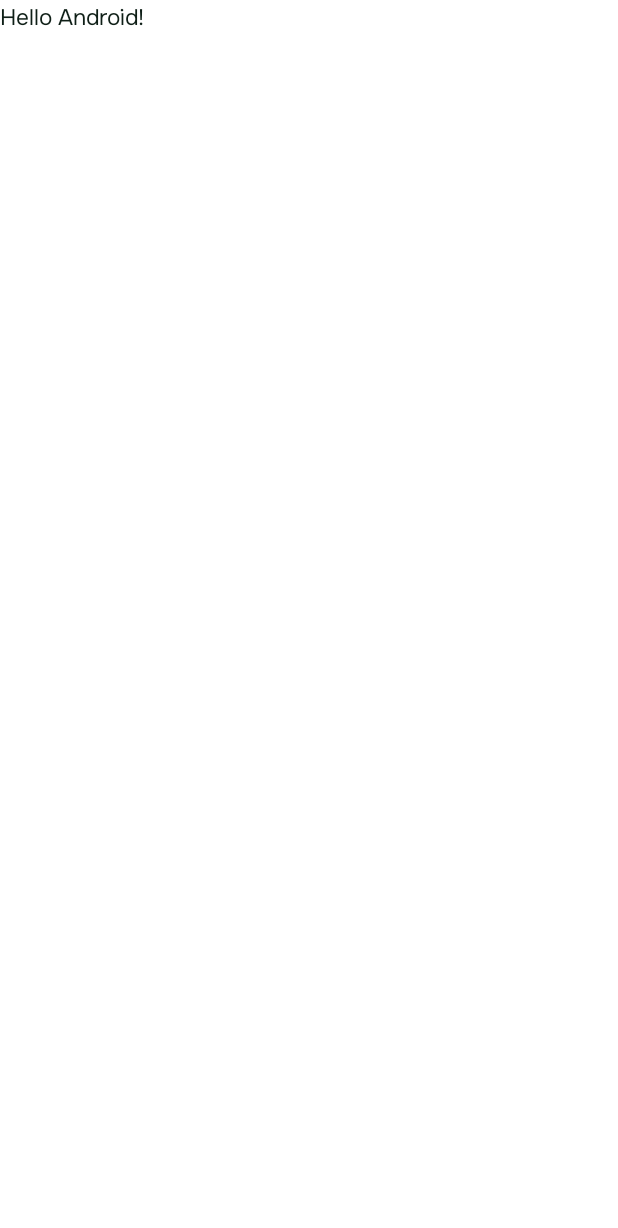
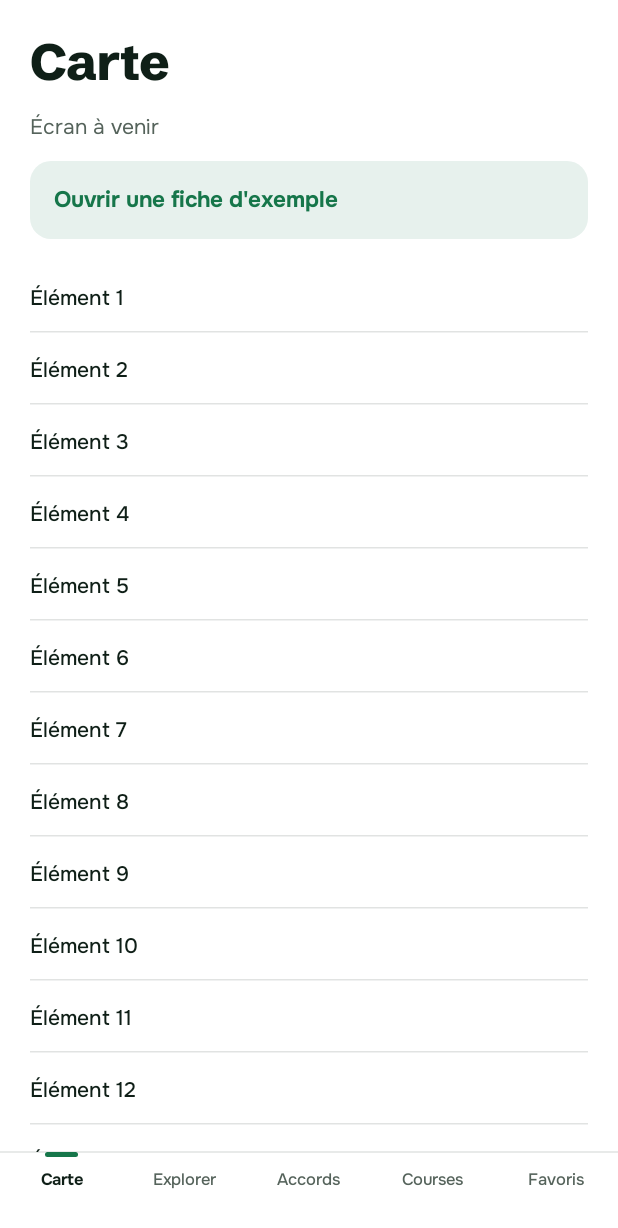
Before and after one commit to Neptune2k21/m1-android-project, an Android app built with Jetpack Compose: the screen it shows after launch (MainActivity), on a phone screen of 412 x 824 dp. Before the commit the part shown is almost empty. Shown: the top 1228 px of the screen. Run offline under Robolectric (Android 15) with nearby library versions, the phone set to English and light mode, and no system bars; our stand-ins replace Dagger/Hilt's generated code.

Commit message:
feat: pose la navigation et les cinq onglets (#10)
Routes @Serializable dans core/navigation, NavHost dans TableApp à côté
de MainActivity. Chaque onglet garde sa pile et son défilement, la
fiche s'ouvre par-dessus sans la barre et le retour système la ferme.
Fondu entre les onglets. Les écrans sont provisoires, rangés dans les
paquets du cahier.

- Tests instrumentés : défilement conservé, retour qui ferme la fiche

```diff
--- a/app/src/main/java/com/example/m1_android_project/MainActivity.kt
+++ b/app/src/main/java/com/example/m1_android_project/MainActivity.kt
@@ -4,14 +4,7 @@ import android.os.Bundle
 import androidx.activity.ComponentActivity
 import androidx.activity.compose.setContent
 import androidx.activity.enableEdgeToEdge
-import androidx.compose.foundation.layout.fillMaxSize
-import androidx.compose.foundation.layout.padding
-import androidx.compose.material3.Scaffold
-import androidx.compose.material3.Text
-import androidx.compose.runtime.Composable
-import androidx.compose.ui.Modifier
 import com.example.m1_android_project.core.designsystem.theme.TableTheme
-import com.example.m1_android_project.core.designsystem.theme.ThemePreviews
 import dagger.hilt.android.AndroidEntryPoint
 
 @AndroidEntryPoint
@@ -21,29 +14,8 @@ class MainActivity : ComponentActivity() {
         enableEdgeToEdge()
         setContent {
             TableTheme {
-                Scaffold(modifier = Modifier.fillMaxSize()) { innerPadding ->
-                    Greeting(
-                        name = "Android",
-                        modifier = Modifier.padding(innerPadding)
-                    )
-                }
+                TableApp()
             }
         }
     }
 }
-
-@Composable
-fun Greeting(name: String, modifier: Modifier = Modifier) {
-    Text(
-        text = "Hello $name!",
-        modifier = modifier
-    )
-}
-
-@ThemePreviews
-@Composable
-fun GreetingPreview() {
-    TableTheme {
-        Greeting("Android")
-    }
-}
--- /dev/null
+++ b/app/src/main/java/com/example/m1_android_project/TableApp.kt
@@ -0,0 +1,90 @@
+package com.example.m1_android_project
+
+import androidx.compose.animation.AnimatedVisibility
+import androidx.compose.animation.core.tween
+import androidx.compose.animation.fadeIn
+import androidx.compose.animation.fadeOut
+import androidx.compose.animation.scaleIn
+import androidx.compose.animation.slideInVertically
+import androidx.compose.animation.slideOutVertically
+import androidx.compose.foundation.layout.padding
+import androidx.compose.material3.Scaffold
+import androidx.compose.runtime.Composable
+import androidx.compose.runtime.getValue
+import androidx.compose.runtime.mutableStateOf
+import androidx.compose.runtime.remember
+import androidx.compose.ui.Modifier
+import androidx.compose.ui.res.stringResource
+import androidx.navigation.NavHostController
+import androidx.navigation.compose.NavHost
+import androidx.navigation.compose.composable
+import androidx.navigation.compose.currentBackStackEntryAsState
+import androidx.navigation.compose.rememberNavController
+import androidx.navigation.toRoute
+import com.example.m1_android_project.accords.AccordsEcran
+import com.example.m1_android_project.carte.CarteEcran
+import com.example.m1_android_project.core.designsystem.composant.BarreNavigation
+import com.example.m1_android_project.core.designsystem.composant.ElementBarre
+import com.example.m1_android_project.core.designsystem.theme.TableTheme
+import com.example.m1_android_project.core.navigation.Onglet
+import com.example.m1_android_project.core.navigation.Routes
+import com.example.m1_android_project.core.navigation.allerA
+import com.example.m1_android_project.core.navigation.onglet
+import com.example.m1_android_project.courses.CoursesEcran
+import com.example.m1_android_project.explorer.ExplorerEcran
+import com.example.m1_android_project.favoris.FavorisEcran
+import com.example.m1_android_project.recette.FicheRecetteEcran
+
+/** Les cinq onglets et ce qui s'ouvre par-dessus. La barre n'existe que sur un onglet */
+@Composable
+fun TableApp(modifier: Modifier = Modifier, navController: NavHostController = rememberNavController()) {
+    val entree by navController.currentBackStackEntryAsState()
+    val onglet = entree?.destination.onglet()
+    // La barre garde son onglet pendant qu'elle descend
+    val dernierOnglet = remember { mutableStateOf(Onglet.Carte) }
+    if (onglet != null) dernierOnglet.value = onglet
+    val elements = Onglet.entries.map { ElementBarre(stringResource(it.libelle)) }
+
+    Scaffold(
+        modifier = modifier,
+        containerColor = TableTheme.couleurs.fond,
+        bottomBar = {
+            AnimatedVisibility(
+                visible = onglet != null,
+                enter = slideInVertically { it },
+                exit = slideOutVertically { it },
+            ) {
+                BarreNavigation(
+                    elements = elements,
+                    selection = dernierOnglet.value.ordinal,
+                    onSelection = { navController.allerA(Onglet.entries[it]) },
+                )
+            }
+        },
+    ) { marges ->
+        NavHost(
+            navController = navController,
+            startDestination = Routes.Carte,
+            modifier = Modifier.padding(marges),
+            enterTransition = { Fondu.entree },
+            exitTransition = { Fondu.sortie },
+            popEnterTransition = { Fondu.entree },
+            popExitTransition = { Fondu.sortie },
+        ) {
+            composable<Routes.Carte> { CarteEcran(onOuvrirFiche = { navController.navigate(Routes.Fiche(it)) }) }
+            composable<Routes.Explorer> { ExplorerEcran() }
+            composable<Routes.Accords> { AccordsEcran() }
+            composable<Routes.Courses> { CoursesEcran() }
+            composable<Routes.Favoris> { FavorisEcran() }
+            composable<Routes.Fiche> { entree ->
+                FicheRecetteEcran(id = entree.toRoute<Routes.Fiche>().id, onRetour = { navController.popBackStack() })
+            }
+        }
+    }
+}
+
+/** L'écran sortant s'efface, puis l'entrant se pose : aucun ordre suggéré entre les onglets */
+private object Fondu {
+    val entree = fadeIn(tween(220, delayMillis = 90)) + scaleIn(tween(220, delayMillis = 90), initialScale = 0.97f)
+    val sortie = fadeOut(tween(90))
+}
--- /dev/null
+++ b/app/src/main/java/com/example/m1_android_project/carte/CarteEcran.kt
@@ -0,0 +1,38 @@
+package com.example.m1_android_project.carte
+
+import androidx.compose.foundation.background
+import androidx.compose.foundation.clickable
+import androidx.compose.foundation.layout.fillMaxWidth
+import androidx.compose.foundation.layout.heightIn
+import androidx.compose.foundation.layout.padding
+import androidx.compose.material3.Text
+import androidx.compose.runtime.Composable
+import androidx.compose.ui.Modifier
+import androidx.compose.ui.draw.clip
+import androidx.compose.ui.res.stringResource
+import androidx.compose.ui.semantics.Role
+import com.example.m1_android_project.R
+import com.example.m1_android_project.core.designsystem.theme.TableTheme
+import com.example.m1_android_project.core.ui.EcranAVenir
+
+/** Carte du jour à construire */
+@Composable
+fun CarteEcran(onOuvrirFiche: (id: String) -> Unit, modifier: Modifier = Modifier) {
+    EcranAVenir(titre = stringResource(R.string.onglet_carte), modifier = modifier) {
+        // Seul moyen d'ouvrir une fiche tant que la carte n'existe pas
+        Text(
+            stringResource(R.string.fiche_exemple),
+            modifier = Modifier
+                .fillMaxWidth()
+                .heightIn(min = TableTheme.espacements.cibleTactile)
+                .clip(TableTheme.formes.carte)
+                .background(TableTheme.couleurs.teinteAction)
+                .clickable(role = Role.Button) { onOuvrirFiche(FICHE_EXEMPLE) }
+                .padding(TableTheme.espacements.l),
+            style = TableTheme.typo.action,
+            color = TableTheme.couleurs.action,
+        )
+    }
+}
+
+private const val FICHE_EXEMPLE = "mealdb:52777"
--- /dev/null
+++ b/app/src/main/java/com/example/m1_android_project/core/designsystem/composant/BarreNavigation.kt
@@ -0,0 +1,106 @@
+package com.example.m1_android_project.core.designsystem.composant
+
+import androidx.compose.foundation.background
+import androidx.compose.foundation.layout.Arrangement
+import androidx.compose.foundation.layout.Box
+import androidx.compose.foundation.layout.Column
+import androidx.compose.foundation.layout.Row
+import androidx.compose.foundation.layout.WindowInsets
+import androidx.compose.foundation.layout.fillMaxWidth
+import androidx.compose.foundation.layout.heightIn
+import androidx.compose.foundation.layout.navigationBars
+import androidx.compose.foundation.layout.padding
+import androidx.compose.foundation.layout.size
+import androidx.compose.foundation.layout.windowInsetsPadding
+import androidx.compose.foundation.selection.selectable
+import androidx.compose.foundation.selection.selectableGroup
+import androidx.compose.material3.Text
+import androidx.compose.runtime.Composable
+import androidx.compose.runtime.getValue
+import androidx.compose.runtime.mutableIntStateOf
+import androidx.compose.runtime.remember
+import androidx.compose.runtime.setValue
+import androidx.compose.ui.Alignment
+import androidx.compose.ui.Modifier
+import androidx.compose.ui.draw.drawBehind
+import androidx.compose.ui.geometry.Offset
+import androidx.compose.ui.graphics.Color
+import androidx.compose.ui.semantics.Role
+import androidx.compose.ui.text.font.FontWeight
+import androidx.compose.ui.unit.dp
+import com.example.m1_android_project.core.designsystem.theme.Planche
+import com.example.m1_android_project.core.designsystem.theme.TableTheme
+import com.example.m1_android_project.core.designsystem.theme.ThemePreviews
+
+/** Un onglet de la barre */
+data class ElementBarre(val libelle: String)
+
+/** Barre du bas. L'onglet actif porte le repère */
+@Composable
+fun BarreNavigation(
+    elements: List<ElementBarre>,
+    selection: Int,
+    onSelection: (Int) -> Unit,
+    modifier: Modifier = Modifier,
+) {
+    val couleurs = TableTheme.couleurs
+    val filet = TableTheme.espacements.filet
+
+    Row(
+        modifier = modifier
+            .fillMaxWidth()
+            .background(couleurs.fond)
+            .drawBehind { drawLine(couleurs.filet, Offset.Zero, Offset(size.width, 0f), filet.toPx()) }
+            .windowInsetsPadding(WindowInsets.navigationBars)
+            .selectableGroup(),
+    ) {
+        elements.forEachIndexed { index, element ->
+            Onglet(
+                element = element,
+                actif = index == selection,
+                onClick = { onSelection(index) },
+                modifier = Modifier.weight(1f),
+            )
+        }
+    }
+}
+
+@Composable
+private fun Onglet(element: ElementBarre, actif: Boolean, onClick: () -> Unit, modifier: Modifier) {
+    val couleurs = TableTheme.couleurs
+
+    Column(
+        modifier = modifier
+            .heightIn(min = HauteurOnglet)
+            .selectable(selected = actif, role = Role.Tab, onClick = onClick),
+        horizontalAlignment = Alignment.CenterHorizontally,
+        verticalArrangement = Arrangement.spacedBy(TableTheme.espacements.s),
+    ) {
+        // Repère provisoire, il saute d'un onglet à l'autre à l'étape suivante
+        Box(
+            Modifier
+                .size(width = 22.dp, height = 3.dp)
+                .background(if (actif) couleurs.action else Color.Transparent, TableTheme.formes.badge),
+        )
+        Text(
+            element.libelle,
+            modifier = Modifier.padding(bottom = TableTheme.espacements.s),
+            style = TableTheme.typo.onglet,
+            fontWeight = if (actif) FontWeight.Bold else FontWeight.Medium,
+            color = if (actif) couleurs.texte else couleurs.texteSecondaire,
+        )
+    }
+}
+
+private val HauteurOnglet = 56.dp
+
+@ThemePreviews
+@Composable
+private fun ApercuBarreNavigation() = Planche {
+    var selection by remember { mutableIntStateOf(0) }
+    BarreNavigation(
+        elements = listOf("Carte", "Explorer", "Accords", "Courses", "Favoris").map(::ElementBarre),
+        selection = selection,
+        onSelection = { selection = it },
+    )
+}
--- /dev/null
+++ b/app/src/main/java/com/example/m1_android_project/core/navigation/Onglet.kt
@@ -0,0 +1,29 @@
+package com.example.m1_android_project.core.navigation
+
+import androidx.annotation.StringRes
+import androidx.navigation.NavController
+import androidx.navigation.NavDestination
+import androidx.navigation.NavDestination.Companion.hasRoute
+import androidx.navigation.NavDestination.Companion.hierarchy
+import androidx.navigation.NavGraph.Companion.findStartDestination
+import com.example.m1_android_project.R
+
+/** Onglets de la barre dans leur ordre d'affichage */
+enum class Onglet(val route: Any, @StringRes val libelle: Int) {
+    Carte(Routes.Carte, R.string.onglet_carte),
+    Explorer(Routes.Explorer, R.string.onglet_explorer),
+    Accords(Routes.Accords, R.string.onglet_accords),
+    Courses(Routes.Courses, R.string.onglet_courses),
+    Favoris(Routes.Favoris, R.string.onglet_favoris),
+}
+
+/** Chaque onglet garde sa pile et son défilement quand on le quitte */
+fun NavController.allerA(onglet: Onglet) = navigate(onglet.route) {
+    popUpTo(graph.findStartDestination().id) { saveState = true }
+    launchSingleTop = true
+    restoreState = true
+}
+
+/** L'onglet affiché ou null sur un écran ouvert par-dessus */
+fun NavDestination?.onglet(): Onglet? =
+    Onglet.entries.firstOrNull { onglet -> this?.hierarchy?.any { it.hasRoute(onglet.route::class) } == true }
--- /dev/null
+++ b/app/src/main/java/com/example/m1_android_project/core/navigation/Routes.kt
@@ -0,0 +1,19 @@
+package com.example.m1_android_project.core.navigation
+
+import kotlinx.serialization.Serializable
+
+/** les cinq onglets */
+object Routes {
+    @Serializable data object Carte
+
+    @Serializable data object Explorer
+
+    @Serializable data object Accords
+
+    @Serializable data object Courses
+
+    @Serializable data object Favoris
+
+    /** id au format mealdb:52777 */
+    @Serializable data class Fiche(val id: String)
+}
--- /dev/null
+++ b/app/src/main/java/com/example/m1_android_project/core/ui/EcranAVenir.kt
@@ -0,0 +1,61 @@
+package com.example.m1_android_project.core.ui
+
+import androidx.compose.foundation.layout.Arrangement
+import androidx.compose.foundation.layout.Column
+import androidx.compose.foundation.layout.PaddingValues
+import androidx.compose.foundation.layout.fillMaxSize
+import androidx.compose.foundation.layout.fillMaxWidth
+import androidx.compose.foundation.layout.heightIn
+import androidx.compose.foundation.layout.padding
+import androidx.compose.foundation.lazy.LazyColumn
+import androidx.compose.foundation.lazy.items
+import androidx.compose.material3.HorizontalDivider
+import androidx.compose.material3.Text
+import androidx.compose.runtime.Composable
+import androidx.compose.ui.Alignment
+import androidx.compose.ui.Modifier
+import androidx.compose.ui.res.stringResource
+import com.example.m1_android_project.R
+import com.example.m1_android_project.core.designsystem.theme.TableTheme
+
+/** Écran provisoire d'un onglet remplacé par le vrai dans son issue la liste sert à tester le défilement */
+@Composable
+fun EcranAVenir(
+    titre: String,
+    modifier: Modifier = Modifier,
+    entete: @Composable () -> Unit = {},
+) {
+    val espacements = TableTheme.espacements
+
+    LazyColumn(
+        modifier = modifier.fillMaxSize(),
+        contentPadding = PaddingValues(espacements.marge),
+    ) {
+        item {
+            Column(
+                modifier = Modifier.padding(bottom = espacements.l),
+                verticalArrangement = Arrangement.spacedBy(espacements.m),
+            ) {
+                Text(titre, style = TableTheme.typo.titre)
+                Text(
+                    stringResource(R.string.ecran_a_venir),
+                    style = TableTheme.typo.secondaire,
+                    color = TableTheme.couleurs.texteSecondaire,
+                )
+                entete()
+            }
+        }
+        items((1..LIGNES).toList()) { numero ->
+            Column(Modifier.fillMaxWidth().heightIn(min = espacements.cibleTactile), verticalArrangement = Arrangement.Center) {
+                Text(
+                    stringResource(R.string.element_provisoire, numero),
+                    modifier = Modifier.padding(vertical = espacements.m).align(Alignment.Start),
+                    style = TableTheme.typo.libelle,
+                )
+                HorizontalDivider(thickness = espacements.filet, color = TableTheme.couleurs.filet)
+            }
+        }
+    }
+}
+
+private const val LIGNES = 40
--- a/app/src/main/res/values/strings.xml
+++ b/app/src/main/res/values/strings.xml
@@ -1,4 +1,16 @@
 <resources>
     <string name="app_name">m1-android-project</string>
     <string name="mention_sanitaire">Un verre, ça va. Trois verres, c\'est l\'onglet Accords.</string>
+
+    <string name="onglet_carte">Carte</string>
+    <string name="onglet_explorer">Explorer</string>
+    <string name="onglet_accords">Accords</string>
+    <string name="onglet_courses">Courses</string>
+    <string name="onglet_favoris">Favoris</string>
+
+    <string name="retour">Retour</string>
+    <string name="ecran_a_venir">Écran à venir</string>
+    <string name="element_provisoire">Élément %1$d</string>
+    <string name="fiche_exemple">Ouvrir une fiche d\'exemple</string>
+    <string name="fiche_titre">Fiche %1$s</string>
 </resources>
```
Also changed, not shown: app/src/main/java/com/example/m1_android_project/accords/AccordsEcran.kt (added, +12 -0 lines), app/src/main/java/com/example/m1_android_project/courses/CoursesEcran.kt (added, +12 -0 lines), app/src/main/java/com/example/m1_android_project/explorer/ExplorerEcran.kt (added, +12 -0 lines), app/src/main/java/com/example/m1_android_project/favoris/FavorisEcran.kt (added, +12 -0 lines), app/src/main/java/com/example/m1_android_project/recette/FicheRecetteEcran.kt (added, +44 -0 lines), 1 other file.
